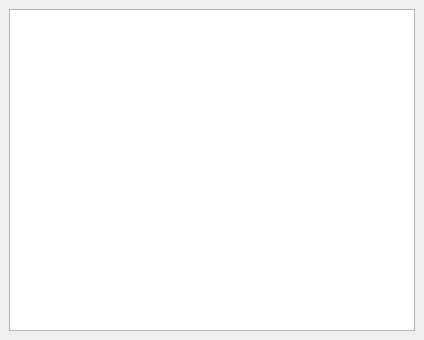
Above: src/tokriwindow.ui from jarusll/tokri before the change. Below: the same form after it.
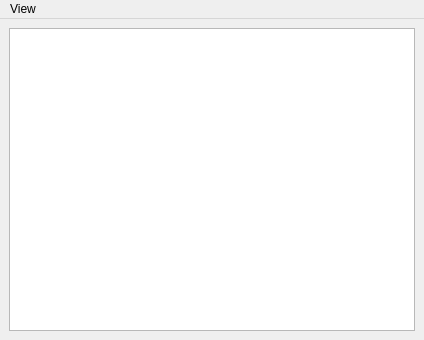
That is the form after the change. Custom widgets are drawn as their Qt base class.

```diff
--- a/src/tokriwindow.ui
+++ b/src/tokriwindow.ui
@@ -20,6 +20,31 @@
     </item>
    </layout>
   </widget>
+  <widget class="QMenuBar" name="menuBar">
+   <property name="geometry">
+    <rect>
+     <x>0</x>
+     <y>0</y>
+     <width>424</width>
+     <height>22</height>
+    </rect>
+   </property>
+   <widget class="QMenu" name="menuView">
+    <property name="title">
+     <string>View</string>
+    </property>
+    <addaction name="actionLogs"/>
+   </widget>
+   <addaction name="menuView"/>
+  </widget>
+  <action name="actionLogs">
+   <property name="checkable">
+    <bool>true</bool>
+   </property>
+   <property name="text">
+    <string>Logs</string>
+   </property>
+  </action>
  </widget>
  <customwidgets>
   <customwidget>
```
